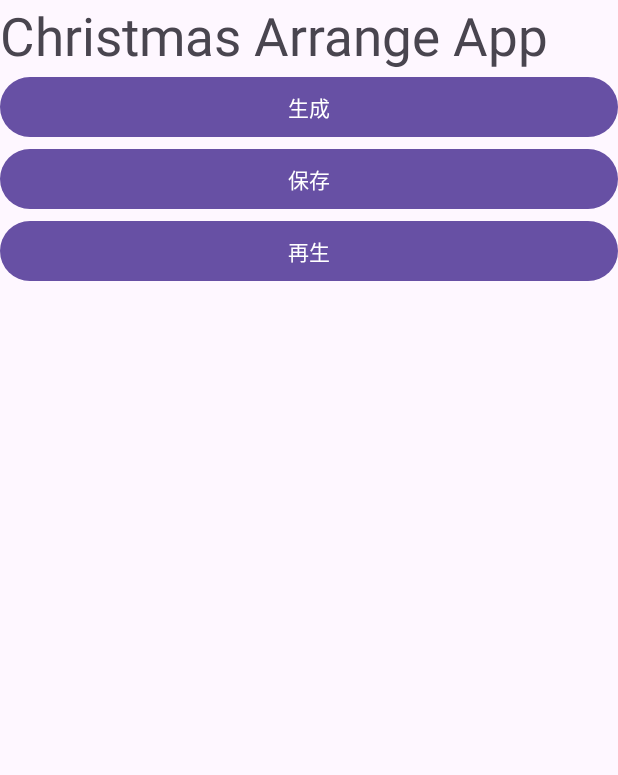
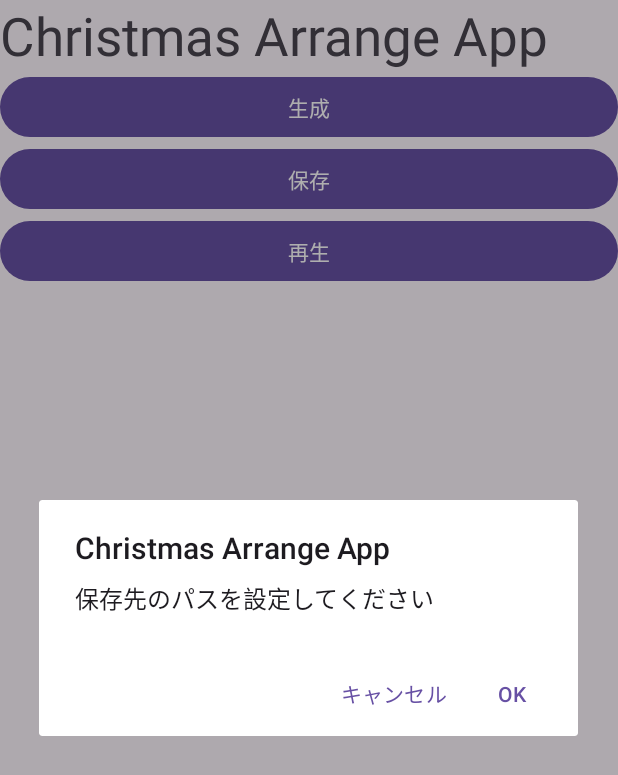
Before and after one commit to nanameki1213/Christmas_arrange, an Android app: the screen it shows after launch (MainActivity), after a tap on "保存", on a phone screen of 412 x 824 dp. Shown: the top 775 px of the screen. Run offline under Robolectric (Android 15) with nearby library versions, the phone set to English and light mode, and no system bars; 1 other tap on this screen came first.

Commit message:
first commit

```diff
--- a/app/src/main/java/com/example/christmas_arrange/MainActivity.java
+++ b/app/src/main/java/com/example/christmas_arrange/MainActivity.java
@@ -1,5 +1,6 @@
 package com.example.christmas_arrange;
 
+import androidx.appcompat.app.AlertDialog;
 import androidx.appcompat.app.AppCompatActivity;
 
 import android.os.Bundle;
@@ -10,6 +11,7 @@ public class MainActivity extends AppCompatActivity {
 
     Button btnSave;
     Button btnPlay;
+
 
     @Override
     protected void onCreate(Bundle savedInstanceState) {
@@ -34,9 +36,30 @@ public class MainActivity extends AppCompatActivity {
     // 保存ボタン
     public void onSaveButtonClick(View view) {
         // 保存先のファイルパスの入力を促すダイアログ
+
+        // ダイアログを表示する
+        new AlertDialog.Builder(this)
+                .setTitle("Christmas Arrange App")
+                .setMessage("保存先のパスを設定してください")
+                .setPositiveButton("OK", (dialog, which) -> {
+                    // OKボタン押下時に実行したい処理を記述
+                })
+                .setNegativeButton("キャンセル", (dialog, which) -> {
+                    // キャンセルボタン押下時に実行したい処理を記述
+                })
+                .create()
+                .show();
+
     }
 
     public void onPlayButtonClick(View view) {
 
     }
+
+
+
+
+
+
+
 }
```
